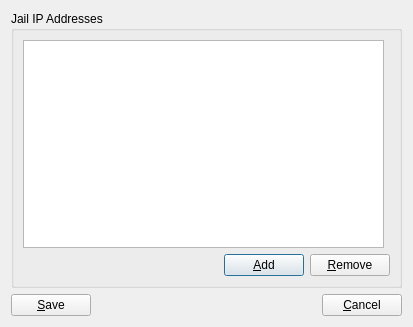
This is src-qt4/warden-gui/dialogEditIP.ui in trueos/pcbsd as Qt 5 draws it before an edit. The edited form follows.
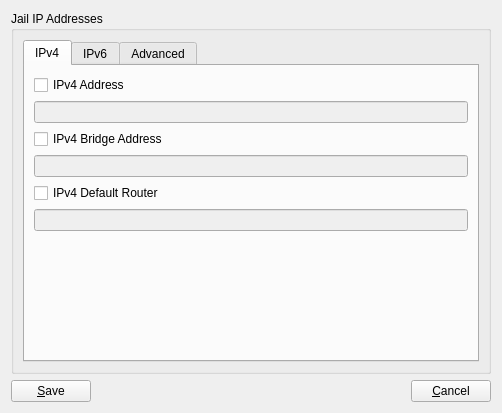
This is the edited form. Icons and pictures are not drawn.

Commit message: Update edit IP dialog to understand many of the new options in warden backend

Patch:
```diff
--- a/src-qt4/warden-gui/dialogEditIP.ui
+++ b/src-qt4/warden-gui/dialogEditIP.ui
@@ -6,8 +6,8 @@
    <rect>
     <x>0</x>
     <y>0</y>
-    <width>413</width>
-    <height>327</height>
+    <width>502</width>
+    <height>413</height>
    </rect>
   </property>
   <property name="windowTitle">
@@ -25,9 +25,176 @@
      </property>
      <layout class="QGridLayout" name="gridLayout">
       <item row="0" column="0">
+       <widget class="QTabWidget" name="tabWidget">
+        <property name="currentIndex">
+         <number>0</number>
+        </property>
+        <widget class="QWidget" name="tab">
+         <attribute name="title">
+          <string>IPv4</string>
+         </attribute>
+         <layout class="QGridLayout" name="gridLayout_4">
+          <item row="0" column="0">
+           <widget class="QCheckBox" name="checkIPv4">
+            <property name="text">
+             <string>IPv4 Address</string>
+            </property>
+            <property name="checked">
+             <bool>false</bool>
+            </property>
+           </widget>
+          </item>
+          <item row="1" column="0">
+           <widget class="QLineEdit" name="lineIP">
+            <property name="enabled">
+             <bool>false</bool>
+            </property>
+            <property name="inputMask">
+             <string notr="true"/>
+            </property>
+            <property name="alignment">
+             <set>Qt::AlignHCenter</set>
+            </property>
+           </widget>
+          </item>
+          <item row="2" column="0">
+           <widget class="QCheckBox" name="checkIPv4Bridge">
+            <property name="text">
+             <string>IPv4 Bridge Address</string>
+            </property>
+           </widget>
+          </item>
+          <item row="3" column="0">
+           <widget class="QLineEdit" name="lineIPBridge">
+            <property name="enabled">
+             <bool>false</bool>
+            </property>
+           </widget>
+          </item>
+          <item row="4" column="0">
+           <widget class="QCheckBox" name="checkIPv4Router">
+            <property name="text">
+             <string>IPv4 Default Router</string>
+            </property>
+           </widget>
+          </item>
+          <item row="5" column="0">
+           <widget class="QLineEdit" name="lineIPRouter">
+            <property name="enabled">
+             <bool>false</bool>
+            </property>
+           </widget>
+          </item>
+          <item row="6" column="0">
+           <spacer name="verticalSpacer_2">
+            <property name="orientation">
+             <enum>Qt::Vertical</enum>
+            </property>
+            <property name="sizeHint" stdset="0">
+             <size>
+              <width>20</width>
+              <height>140</height>
+             </size>
+            </property>
+           </spacer>
+          </item>
+         </layout>
+        </widget>
+        <widget class="QWidget" name="tab_3">
+         <attribute name="title">
+          <string>IPv6</string>
+         </attribute>
+         <layout class="QGridLayout" name="gridLayout_5">
+          <item row="0" column="0">
+           <widget class="QCheckBox" name="checkIPv6">
+            <property name="text">
+             <string>IPv6 Address</string>
+            </property>
+           </widget>
+          </item>
+          <item row="1" column="0">
+           <widget class="QLineEdit" name="lineIP6">
+            <property name="enabled">
+             <bool>false</bool>
+            </property>
+           </widget>
+          </item>
+          <item row="2" column="0">
+           <widget class="QCheckBox" name="checkIPv6Bridge">
+            <property name="text">
+             <string>IPv6 Bridge Address</string>
+            </property>
+           </widget>
+          </item>
+          <item row="3" column="0">
+           <widget class="QLineEdit" name="lineIP6Bridge">
+            <property name="enabled">
+             <bool>false</bool>
+            </property>
+           </widget>
+          </item>
+          <item row="4" column="0">
+           <widget class="QCheckBox" name="checkIPv6Router">
+            <property name="text">
+             <string>IPv6 Default Router</string>
+            </property>
+           </widget>
+          </item>
+          <item row="5" column="0">
+           <widget class="QLineEdit" name="lineIP6Router">
+            <property name="enabled">
+             <bool>false</bool>
+            </property>
+           </widget>
+          </item>
+          <item row="6" column="0">
+           <spacer name="verticalSpacer">
+            <property name="orientation">
+             <enum>Qt::Vertical</enum>
+            </property>
+            <property name="sizeHint" stdset="0">
+             <size>
+              <width>20</width>
+              <height>140</height>
+             </size>
+            </property>
+           </spacer>
+          </item>
+         </layout>
+        </widget>
+        <widget class="QWidget" name="tab_2">
+         <attribute name="title">
+          <string>Advanced</string>
+         </attribute>
+         <layout class="QGridLayout" name="gridLayout_3">
+          <item row="0" column="0">
+           <widget class="QComboBox" name="comboBox">
+            <item>
+             <property name="text">
+              <string>IPv4 Aliases</string>
+             </property>
+            </item>
+            <item>
+             <property name="text">
+              <string>IPv4 Bridge Aliases</string>
+             </property>
+            </item>
+            <item>
+             <property name="text">
+              <string>IPv6 Aliases</string>
+             </property>
+            </item>
+            <item>
+             <property name="text">
+              <string>IPv6 Bridge Aliases</string>
+             </property>
+            </item>
+           </widget>
+          </item>
+          <item row="1" column="0">
        <widget class="QListWidget" name="listIP"/>
       </item>
-      <item row="1" column="0" colspan="2">
+          <item row="2" column="0">
        <layout class="QHBoxLayout" name="horizontalLayout_2">
         <item>
          <spacer name="horizontalSpacer_2">
@@ -65,6 +232,10 @@
          </widget>
         </item>
        </layout>
+          </item>
+         </layout>
+        </widget>
+       </widget>
       </item>
      </layout>
     </widget>
```
Left out of the diff: 2 changed lines with no effect on the pictures. Lines whose indentation alone changed are shown as unchanged. The commit also changes 3 other files.
